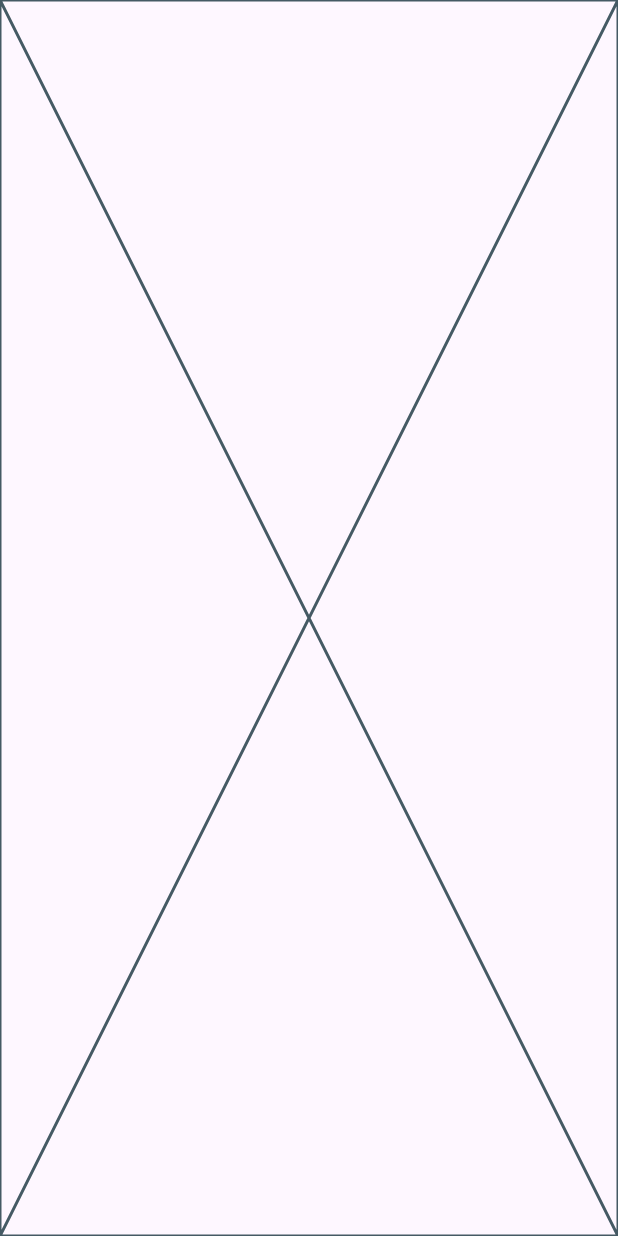
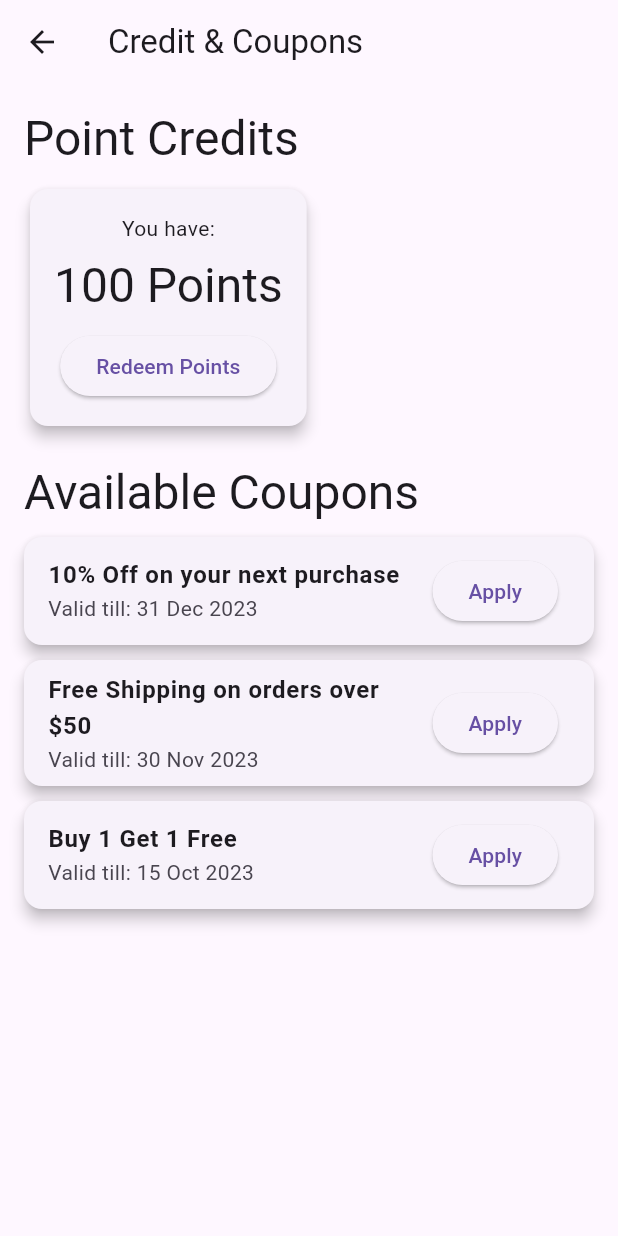
Before and after one commit to KshitijH123/drawer_example_flutter, a Flutter app: the CreditAndCoupons screen opened directly, on a phone screen of 412 x 824 dp. Run offline on Flutter 3.47's test engine with Material 3 defaults, Android fonts, the phone set to English and light mode, and no system bars; our stand-ins replace image_picker; missing offline and left inert: qr_code_scanner.

Commit message:
page design

```diff
--- a/lib/pages/credit_and_coupons.dart
+++ b/lib/pages/credit_and_coupons.dart
@@ -14,7 +14,10 @@ class _CreditAndCouponsState extends State<CreditAndCoupons>
   @override
   void initState() {
     super.initState();
-    _controller = AnimationController(vsync: this);
+    _controller = AnimationController(
+      vsync: this,
+      duration: const Duration(milliseconds: 300),
+    );
   }
 
   @override
@@ -25,6 +28,89 @@ class _CreditAndCouponsState extends State<CreditAndCoupons>
 
   @override
   Widget build(BuildContext context) {
-    return const Placeholder();
+    return Scaffold(
+      appBar: AppBar(
+        title: const Text('Credit & Coupons'),
+      ),
+      body: Padding(
+        padding: const EdgeInsets.all(16.0),
+        child: Column(
+          crossAxisAlignment: CrossAxisAlignment.start,
+          children: [
+            Text(
+              'Point Credits',
+              style:
+                  Theme.of(context).textTheme.headlineLarge,
+            ),
+            const SizedBox(height: 10),
+            Card(
+              elevation: 4,
+              child: Padding(
+                padding: const EdgeInsets.all(16.0),
+                child: Column(
+                  children: [
+                    Text(
+                      'You have:',
+                      style: Theme.of(context)
+                          .textTheme
+                          .bodyMedium, // Updated to bodyText1
+                    ),
+                    const SizedBox(height: 8),
+                    Text(
+                      '100 Points',
+                      style: Theme.of(context)
+                          .textTheme
+                          .headlineLarge, // Updated to headline4
+                    ),
+                    const SizedBox(height: 10),
+                    ElevatedButton(
+                      onPressed: () {
+                        // Handle redeeming points
+                      },
+                      child: const Text('Redeem Points'),
+                    ),
+                  ],
+                ),
+              ),
+            ),
+            const SizedBox(height: 20),
+            Text(
+              'Available Coupons',
+              style:
+                  Theme.of(context).textTheme.headlineLarge, // Updated to headline5
+            ),
+            const SizedBox(height: 10),
+            Expanded(
+              child: ListView(
+                children: [
+                  _buildCouponCard('10% Off on your next purchase',
+                      'Valid till: 31 Dec 2023'),
+                  _buildCouponCard('Free Shipping on orders over \$50',
+                      'Valid till: 30 Nov 2023'),
+                  _buildCouponCard(
+                      'Buy 1 Get 1 Free', 'Valid till: 15 Oct 2023'),
+                ],
+              ),
+            ),
+          ],
+        ),
+      ),
+    );
+  }
+
+  Widget _buildCouponCard(String title, String validity) {
+    return Card(
+      elevation: 4,
+      margin: const EdgeInsets.only(bottom: 10),
+      child: ListTile(
+        title: Text(title, style: const TextStyle(fontWeight: FontWeight.bold)),
+        subtitle: Text(validity),
+        trailing: ElevatedButton(
+          onPressed: () {
+          },
+          child: const Text('Apply'),
+        ),
+      ),
+    );
   }
 }
```
